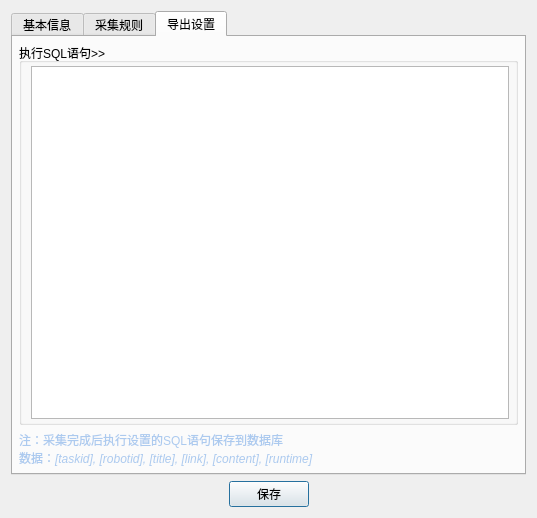
Old version of the form UI/Robot.ui in the repository leaboy/pycollect.
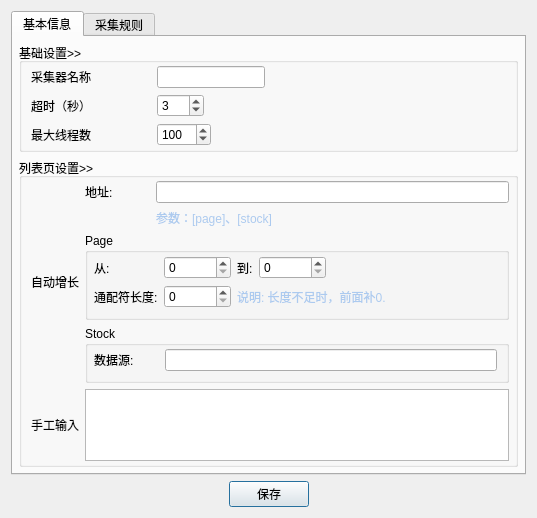
New version of the form. The open tabs and pages were chosen to show the change.

```diff
--- a/UI/Robot.ui
+++ b/UI/Robot.ui
@@ -106,7 +106,7 @@
             <item row="2" column="0">
              <widget class="QLabel" name="label_13">
               <property name="text">
-               <string>线程</string>
+               <string>最大线程数</string>
               </property>
              </widget>
             </item>
@@ -129,10 +129,10 @@
                </sizepolicy>
               </property>
               <property name="maximum">
-               <number>99</number>
+               <number>200</number>
               </property>
               <property name="value">
-               <number>8</number>
+               <number>3</number>
               </property>
              </widget>
             </item>
@@ -148,7 +148,7 @@
                <number>1</number>
               </property>
               <property name="maximum">
-               <number>10000</number>
+               <number>2000</number>
               </property>
               <property name="value">
                <number>100</number>
@@ -636,91 +636,6 @@
        </item>
       </layout>
      </widget>
-     <widget class="QWidget" name="tab_6">
-      <attribute name="title">
-       <string>导出设置</string>
-      </attribute>
-      <layout class="QVBoxLayout" name="verticalLayout_3">
-       <property name="margin">
-        <number>6</number>
-       </property>
-       <item>
-        <widget class="QGroupBox" name="groupBox_10">
-         <property name="sizePolicy">
-          <sizepolicy hsizetype="Preferred" vsizetype="Preferred">
-           <horstretch>0</horstretch>
-           <verstretch>0</verstretch>
-          </sizepolicy>
-         </property>
-         <property name="styleSheet">
-          <string notr="true"/>
-         </property>
-         <property name="title">
-          <string>执行SQL语句&gt;&gt;</string>
-         </property>
-         <property name="flat">
-          <bool>true</bool>
-         </property>
-         <property name="checkable">
-          <bool>false</bool>
-         </property>
-         <layout class="QHBoxLayout" name="horizontalLayout_10">
-          <property name="leftMargin">
-           <number>9</number>
-          </property>
-          <property name="topMargin">
-           <number>3</number>
-          </property>
-          <property name="rightMargin">
-           <number>6</number>
-          </property>
-          <property name="bottomMargin">
-           <number>3</number>
-          </property>
-          <item>
-           <widget class="QPlainTextEdit" name="importSQL">
-            <property name="sizePolicy">
-             <sizepolicy hsizetype="Expanding" vsizetype="Expanding">
-              <horstretch>0</horstretch>
-              <verstretch>0</verstretch>
-             </sizepolicy>
-            </property>
-           </widget>
-          </item>
-         </layout>
-        </widget>
-       </item>
-       <item>
-        <widget class="QLabel" name="label_44">
-         <property name="sizePolicy">
-          <sizepolicy hsizetype="Preferred" vsizetype="Preferred">
-           <horstretch>0</horstretch>
-           <verstretch>0</verstretch>
-          </sizepolicy>
-         </property>
-         <property name="cursor">
-          <cursorShape>ArrowCursor</cursorShape>
-         </property>
-         <property name="text">
-          <string>&lt;!DOCTYPE HTML PUBLIC &quot;-//W3C//DTD HTML 4.0//EN&quot; &quot;http://www.w3.org/TR/REC-html40/strict.dtd&quot;&gt;
-&lt;html&gt;&lt;head&gt;&lt;meta name=&quot;qrichtext&quot; content=&quot;1&quot; /&gt;&lt;style type=&quot;text/css&quot;&gt;
-p, li { white-space: pre-wrap; }
-&lt;/style&gt;&lt;/head&gt;&lt;body style=&quot; font-family:'SimSun'; font-size:9pt; font-weight:400; font-style:normal;&quot;&gt;
-&lt;p style=&quot; margin-top:0px; margin-bottom:0px; margin-left:0px; margin-right:0px; -qt-block-indent:0; text-indent:0px;&quot;&gt;&lt;span style=&quot; color:#accaef;&quot;&gt;注：采集完成后执行设置的SQL语句保存到数据库&lt;br /&gt;数据：&lt;/span&gt;&lt;span style=&quot; font-style:italic; color:#accaef;&quot;&gt;[taskid], [robotid], [title]&lt;/span&gt;&lt;span style=&quot; font-style:italic; color:#accaef;&quot;&gt;, [link]&lt;/span&gt;&lt;span style=&quot; font-style:italic; color:#accaef;&quot;&gt;, [content], [runtime]&lt;/span&gt;&lt;/p&gt;&lt;/body&gt;&lt;/html&gt;</string>
-         </property>
-         <property name="textFormat">
-          <enum>Qt::RichText</enum>
-         </property>
-         <property name="wordWrap">
-          <bool>true</bool>
-         </property>
-         <property name="textInteractionFlags">
-          <set>Qt::LinksAccessibleByMouse|Qt::TextSelectableByMouse</set>
-         </property>
-        </widget>
-       </item>
-      </layout>
-     </widget>
     </widget>
    </item>
    <item>
```
Left out of the diff: 12 changed lines with no effect on the pictures.
